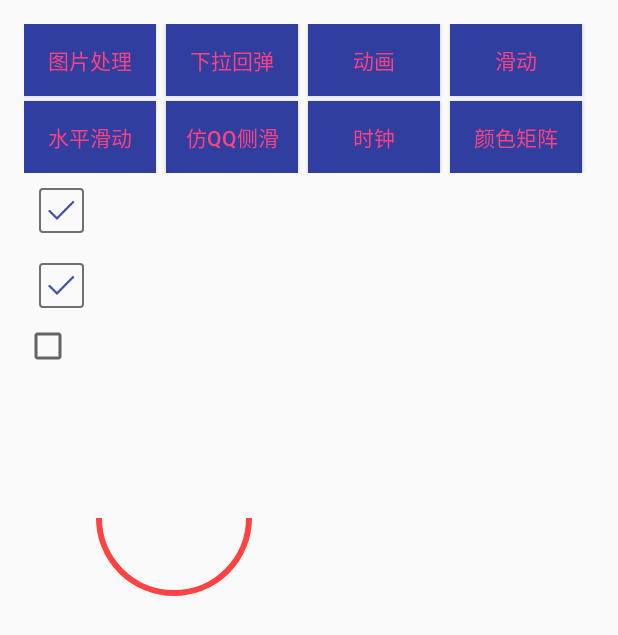
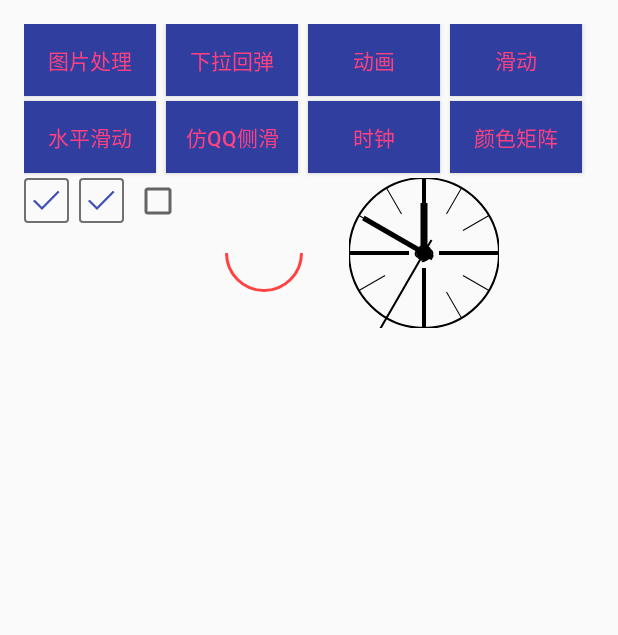
Before and after one commit to seahorseBra/CustemView, an Android app: the layout activity_main.xml on its own in the app's theme, with its tools: preview values and no code run, on a phone screen of 412 x 824 dp. Shown: the top 635 px of the screen. Run offline under Robolectric (Android 15) with nearby library versions, the phone set to English and light mode, and no system bars.

Commit message:
2016.5.18

```diff
--- a/app/src/main/AndroidManifest.xml
+++ b/app/src/main/AndroidManifest.xml
@@ -34,6 +34,7 @@
         <activity android:name=".ColorMatrixActivity" />
         <activity android:name=".SettingActivity" />
         <activity android:name=".PhoneDetailInfoActivity"></activity>
+
     </application>
 
 </manifest>
--- a/app/src/main/java/com/example/administrator/custemview/ClockActivity.java
+++ b/app/src/main/java/com/example/administrator/custemview/ClockActivity.java
@@ -4,6 +4,7 @@ import android.content.Intent;
 import android.os.Build;
 import android.support.v7.app.AppCompatActivity;
 import android.os.Bundle;
+import android.view.Window;
 
 /**
  * 时钟，自定义view学习
@@ -12,6 +13,7 @@ public class ClockActivity extends BaseActivity {
 
     @Override
     protected void onCreate(Bundle savedInstanceState) {
+        getWindow().requestFeature(Window.FEATURE_CONTENT_TRANSITIONS);
         super.onCreate(savedInstanceState);
         setContentView(R.layout.activity_clock);
         Intent intent = new Intent();
--- a/app/src/main/java/view/ClockView.java
+++ b/app/src/main/java/view/ClockView.java
@@ -72,6 +72,7 @@ public class ClockView extends View {
 
         seconddegree = second * 360 / 60;
         minutedegree = minute * 360 / 60;
+        minutedegree = hour * 360 / 12;
 
         handler.postDelayed(runnable, 1000);
 
@@ -110,15 +111,21 @@ public class ClockView extends View {
         canvas.restore();
         canvas.save();
 
+        canvas.rotate(hourdegree, mwidth/2, mheight/2);
+        mDegree.setStrokeWidth(7);
+        canvas.drawLine(mwidth/2, mheight/2+6, mwidth/2, mheight/2-50, mDegree);
+        canvas.restore();
+        canvas.save();
+
         canvas.rotate(minutedegree, mwidth/2, mheight/2);
-        mDegree.setStrokeWidth(6);
-        canvas.drawLine(mwidth/2, mheight/2+10, mwidth/2, mheight/2-60, mDegree);
+        mDegree.setStrokeWidth(5);
+        canvas.drawLine(mwidth/2, mheight/2+10, mwidth/2, mheight/2-70, mDegree);
         canvas.restore();
         canvas.save();
 
         canvas.rotate(seconddegree, mwidth/2, mheight/2);
-        mDegree.setStrokeWidth(3);
-        canvas.drawLine(mwidth/2, mheight/2+15, mwidth/2, mheight/2-80, mDegree);
+        mDegree.setStrokeWidth(2);
+        canvas.drawLine(mwidth/2, mheight/2+15, mwidth/2, mheight/2-100, mDegree);
         canvas.restore();
         canvas.save();
 
--- a/app/src/main/res/layout/activity_clock.xml
+++ b/app/src/main/res/layout/activity_clock.xml
@@ -11,5 +11,6 @@
     <view.ClockView
         android:layout_width="match_parent"
         android:layout_height="match_parent"
+        android:transitionName="clock"
         android:padding="10dp"/>
 </RelativeLayout>
--- a/app/src/main/res/layout/activity_main.xml
+++ b/app/src/main/res/layout/activity_main.xml
@@ -73,7 +73,7 @@
         android:background="@color/colorPrimaryDark"
         android:text="颜色矩阵"
         android:textColor="@color/colorAccent"/>
-    </view.BarrageViewGroup>
+
 
         <view.CustomCheckBox
             android:layout_margin="10dp"
@@ -91,9 +91,15 @@
 
         <ImageView
             android:id="@+id/svg_image"
-            android:layout_width="wrap_content"
-            android:layout_height="wrap_content"
+            android:layout_width="100dp"
+            android:layout_height="100dp"
             android:src="@drawable/svg_anim"/>
 
+        <view.ClockView
+            android:id="@+id/clock"
+            android:transitionName="clock"
+            android:layout_width="100dp"
+            android:layout_height="100dp" />
+    </view.BarrageViewGroup>
 
 </LinearLayout>
```
Also changed, not shown: app/src/main/java/adapter/PhoneInfoAdapter.java (+19 -17 lines), app/src/main/java/com/example/administrator/custemview/AnimationActivity.java (+14 -0 lines), app/src/main/java/com/example/administrator/custemview/BaseActivity.java (+29 -7 lines), app/src/main/java/com/example/administrator/custemview/MainActivity.java (+28 -11 lines), app/src/main/java/com/example/administrator/custemview/PhoneDetailInfoActivity.java (+28 -10 lines), app/src/main/res/layout/item_phone_info_detail.xml (+10 -4 lines). Lines whose indentation alone changed are shown as unchanged.
